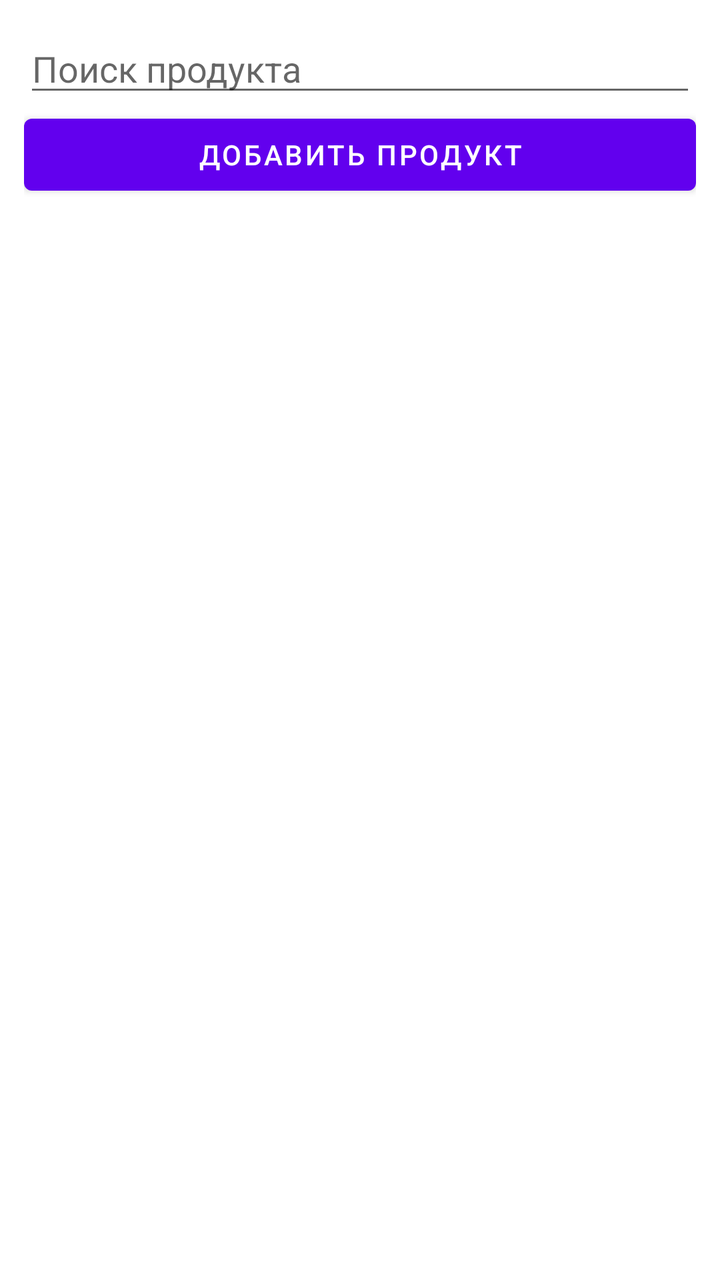
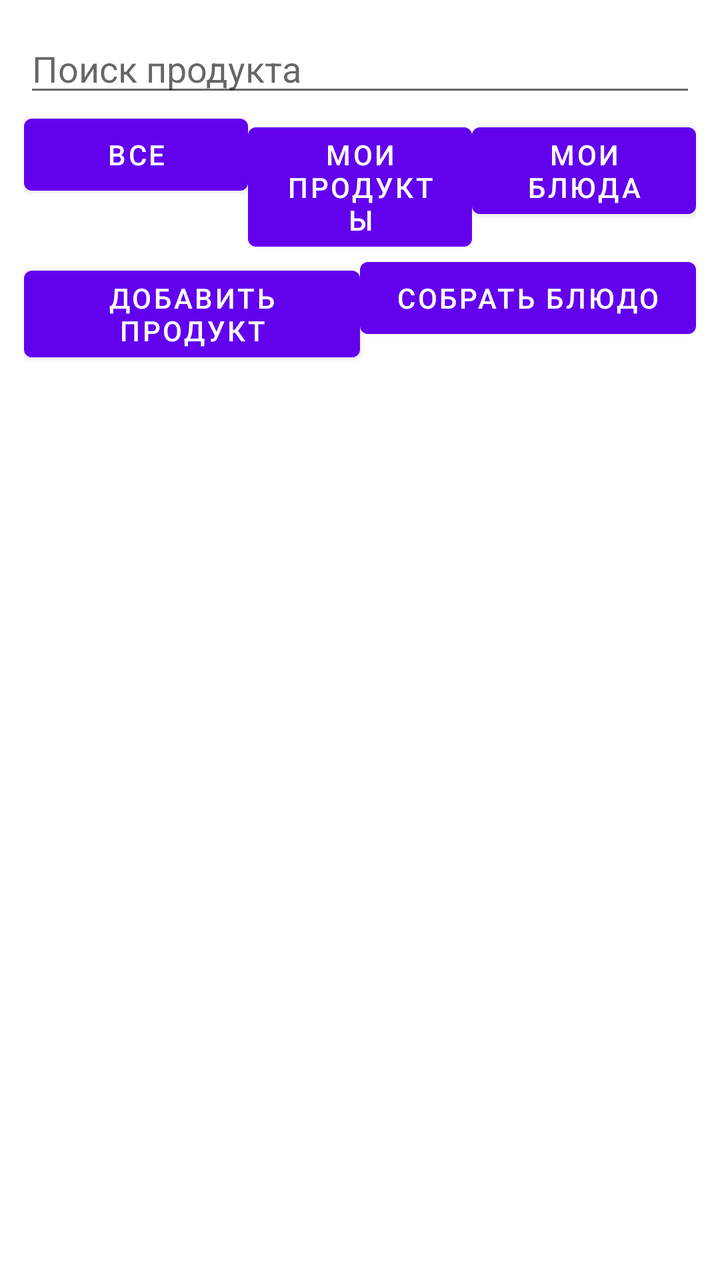

Compare the two renders of this Android layout. The source of the first and the diff that turns it into the second are given below.
<!-- AndroidManifest.xml: fallback theme Theme.MaterialComponents.DayNight.NoActionBar -->
<!-- res/layout/fragment_products.xml -->
<?xml version="1.0" encoding="utf-8"?>
<LinearLayout xmlns:android="http://schemas.android.com/apk/res/android"
    android:layout_width="match_parent"
    android:layout_height="match_parent"
    android:orientation="vertical"
    android:padding="12dp">

    <EditText
        android:id="@+id/searchInput"
        android:layout_width="match_parent"
        android:layout_height="wrap_content"
        android:hint="@string/search" />

    <Button
        android:id="@+id/addProductButton"
        android:layout_width="match_parent"
        android:layout_height="wrap_content"
        android:text="@string/add_product" />

    <ListView
        android:id="@+id/productList"
        android:layout_width="match_parent"
        android:layout_height="0dp"
        android:layout_weight="1" />

</LinearLayout>
<!-- resources referenced by this layout -->
<resources>
  <string name="add_product">Добавить продукт</string>
  <string name="search">Поиск продукта</string>
</resources>

<!-- the commit's change to res/layout/fragment_products.xml (unified diff, before → after) -->
@@ -11,11 +11,57 @@
         android:layout_height="wrap_content"
         android:hint="@string/search" />
 
-    <Button
-        android:id="@+id/addProductButton"
+    <LinearLayout
         android:layout_width="match_parent"
         android:layout_height="wrap_content"
-        android:text="@string/add_product" />
+        android:orientation="horizontal">
+
+        <Button
+            android:id="@+id/filterAll"
+            android:layout_width="0dp"
+            android:layout_weight="1"
+            android:layout_height="wrap_content"
+            android:minWidth="0dp"
+            android:text="@string/all" />
+
+        <Button
+            android:id="@+id/filterMine"
+            android:layout_width="0dp"
+            android:layout_weight="1"
+            android:layout_height="wrap_content"
+            android:minWidth="0dp"
+            android:text="@string/my_products" />
+
+        <Button
+            android:id="@+id/filterDishes"
+            android:layout_width="0dp"
+            android:layout_weight="1"
+            android:layout_height="wrap_content"
+            android:minWidth="0dp"
+            android:text="@string/my_dishes" />
+    </LinearLayout>
+
+    <LinearLayout
+        android:layout_width="match_parent"
+        android:layout_height="wrap_content"
+        android:orientation="horizontal">
+
+        <Button
+            android:id="@+id/addProductButton"
+            android:layout_width="0dp"
+            android:layout_weight="1"
+            android:layout_height="wrap_content"
+            android:minWidth="0dp"
+            android:text="@string/add_product" />
+
+        <Button
+            android:id="@+id/addDishButton"
+            android:layout_width="0dp"
+            android:layout_weight="1"
+            android:layout_height="wrap_content"
+            android:minWidth="0dp"
+            android:text="@string/build_dish" />
+    </LinearLayout>
 
     <ListView
         android:id="@+id/productList"
<!-- resource entries referenced after the edit -->
@@ -1,6 +1,10 @@
 <!-- resources referenced by this layout -->
 <resources>
   <string name="add_product">Добавить продукт</string>
+  <string name="all">Все</string>
+  <string name="build_dish">Собрать блюдо</string>
+  <string name="my_dishes">Мои блюда</string>
+  <string name="my_products">Мои продукты</string>
   <string name="search">Поиск продукта</string>
 </resources>
 
